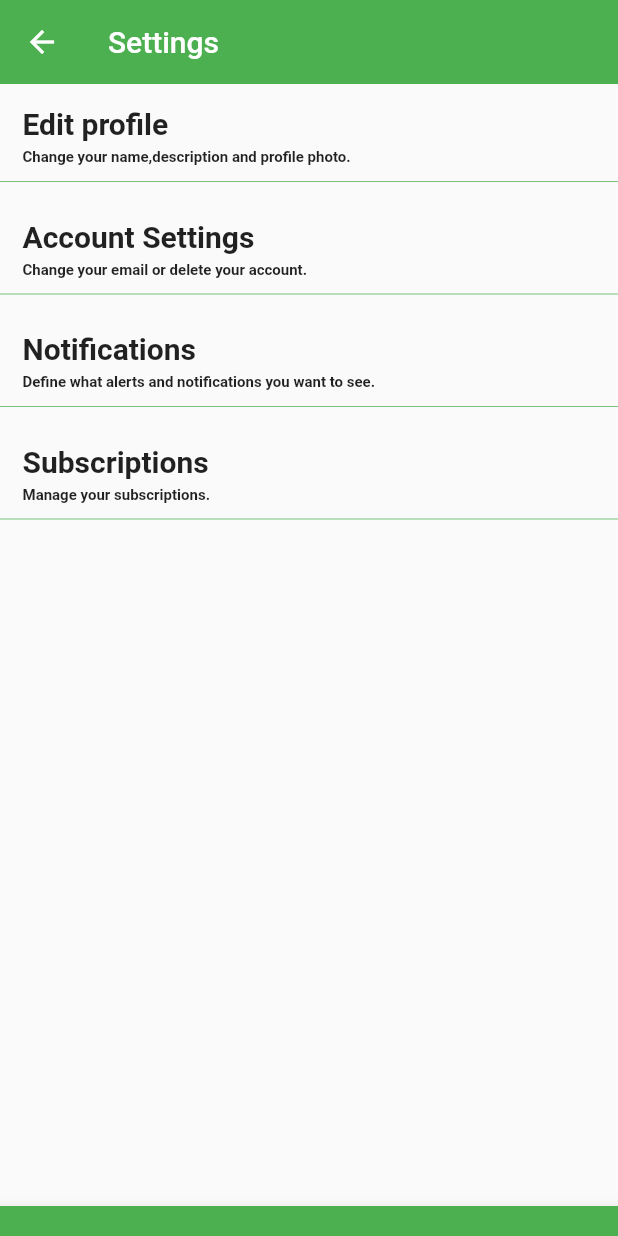
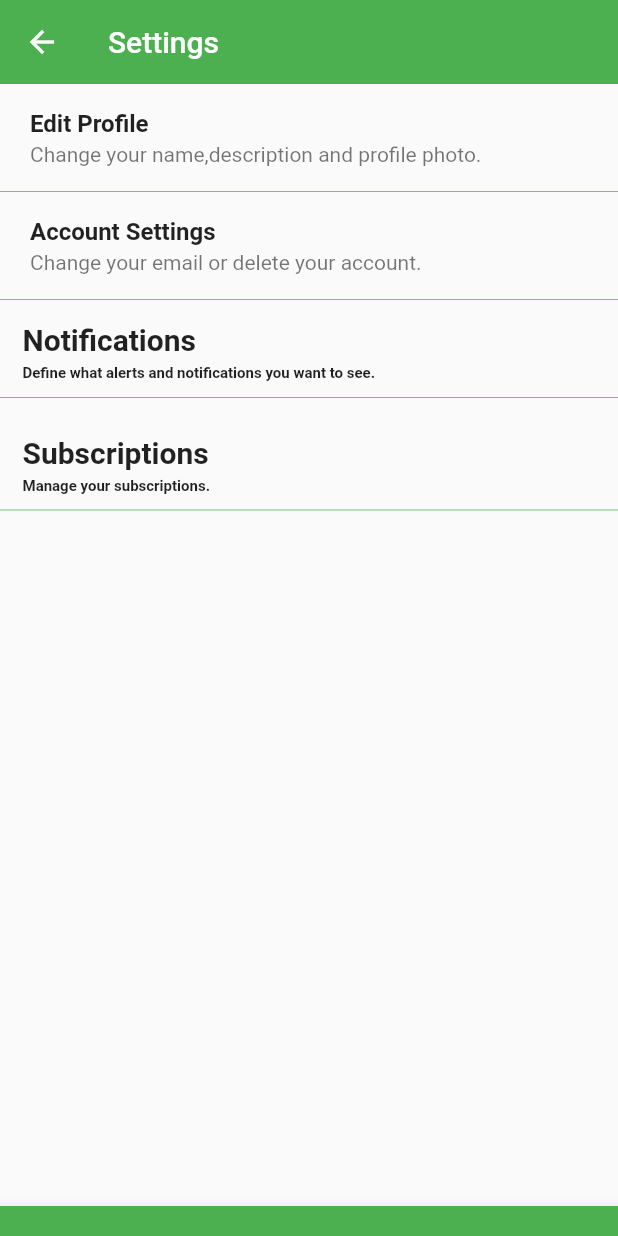
Before and after one commit to Festus1440/platebeacon_app, a Flutter app: the RestaurantSettings screen opened directly, on a phone screen of 412 x 824 dp. Run offline on Flutter 3.47's test engine with Material 2 defaults, Android fonts, the phone set to English and light mode, and no system bars; our stand-ins replace cloud_firestore, firebase_auth, google_maps_flutter, location; missing offline and left inert: flutter_polyline_points, google_map_polyline; accounts and stored records are empty.

Commit message:
notification work g changed some stuff in settings restaurant

```diff
--- a/lib/restaurantsettings.dart
+++ b/lib/restaurantsettings.dart
@@ -69,45 +69,47 @@ class _RestaurantSettingsState extends State<RestaurantSettings> {
       body: Container(
         child: Column(
           children: <Widget>[
-            Container(
-              margin: EdgeInsets.only(top: 15.0, left: 15.0, right: 15.0),
-              child: Column(
-                children: <Widget>[
-                  Container(
-                    alignment: Alignment.topLeft,
-                    child: GestureDetector(
-                      child: Text(
-                        "Edit profile",
-                        style: TextStyle(
-                          fontSize: 20.0,
-                          fontWeight: FontWeight.bold,
-                        ),
-                      ),
-                      onTap: () {
-                        Navigator.push(
-                            context,
-                            MaterialPageRoute(
-                                builder: (context) =>
-                                    RestaurantAccountDetails()));
-                      },
-                    ),
-                  ),
-                  Container(
-                    alignment: Alignment.topLeft,
-                    padding: EdgeInsets.only(top: 5.0),
-                    child: Text(
-                      "Change your name,description and profile photo.",
-                      style: TextStyle(
-                        fontSize: 10.0,
-                        fontWeight: FontWeight.bold,
-                      ),
-                    ),
-                  )
-                ],
+            ListTile(
+              contentPadding: EdgeInsets.only(left: 20.0, right: 30.0),
+              title: Text(
+                "Edit Profile",
+                style: TextStyle(
+                  fontWeight: FontWeight.bold,
+                ),
               ),
+              subtitle: Text("Change your name,description and profile photo."),
+              onTap: () {
+                Navigator.push(
+                    context,
+                    MaterialPageRoute(
+                        builder: (context) => RestaurantAccountDetails()));
+              },
             ),
             Divider(
-              height: 20.0,
+              height: 0.0,
+              thickness: 0.5,
+              color: mainColor,
+              indent: 0.0,
+              endIndent: 0.0,
+            ),
+            ListTile(
+              contentPadding: EdgeInsets.only(left: 20.0, right: 30.0),
+              title: Text(
+                "Account Settings",
+                style: TextStyle(
+                  fontWeight: FontWeight.bold,
+                ),
+              ),
+              subtitle: Text("Change your email or delete your account."),
+              onTap: () {
+                Navigator.push(
+                    context,
+                    MaterialPageRoute(
+                        builder: (context) => AccountSettingsDetails()));
+              },
+            ),
+            Divider(
+              height: 0.0,
               thickness: 0.5,
               color: mainColor,
               indent: 0.0,
@@ -115,15 +117,15 @@ class _RestaurantSettingsState extends State<RestaurantSettings> {
             ),
             Column(
               children: <Widget>[
-                Container(
-                  margin: EdgeInsets.only(top: 15.0, left: 15.0, right: 15.0),
-                  child: Column(
-                    children: <Widget>[
-                      Container(
+                Column(
+                  children: <Widget>[
+                    Container(
                         alignment: Alignment.topLeft,
+                        margin:
+                            EdgeInsets.only(top: 15.0, left: 15.0, right: 15.0),
                         child: GestureDetector(
                           child: Text(
-                            "Account Settings",
+                            "Notifications",
                             style: TextStyle(
                               fontSize: 20.0,
                               fontWeight: FontWeight.bold,
@@ -134,18 +136,16 @@ class _RestaurantSettingsState extends State<RestaurantSettings> {
                                 context,
                                 MaterialPageRoute(
                                     builder: (context) =>
-                                        AccountSettingsDetails()));
+                                        RestaurantNotifications()));
                           },
-                        ),
-                      )
-                    ],
-                  ),
+                        ))
+                  ],
                 ),
                 Container(
                   alignment: Alignment.topLeft,
                   padding: EdgeInsets.only(top: 5.0, left: 15.0),
                   child: Text(
-                    "Change your email or delete your account.",
+                    "Define what alerts and notifications you want to see.",
                     style: TextStyle(
                       fontSize: 10.0,
                       fontWeight: FontWeight.bold,
@@ -162,33 +162,36 @@ class _RestaurantSettingsState extends State<RestaurantSettings> {
                 Column(
                   children: <Widget>[
                     Container(
-                      alignment: Alignment.topLeft,
-                        margin: EdgeInsets.only(top: 15.0, left: 15.0, right: 15.0),
+                        alignment: Alignment.topLeft,
+                        margin:
+                            EdgeInsets.only(top: 15.0, left: 15.0, right: 15.0),
                         child: GestureDetector(
-                            child: Text(
-                              "Notifications",
-                              style: TextStyle(
-                                fontSize: 20.0,
-                                fontWeight: FontWeight.bold,
-                              ),
+                          child: Text(
+                            "Subscriptions",
+                            style: TextStyle(
+                              fontSize: 20.0,
+                              fontWeight: FontWeight.bold,
                             ),
-                          onTap: (){
-                              Navigator.push(
+                          ),
+                          onTap: () {
+                            Navigator.push(
                                 context,
-                                MaterialPageRoute(builder:(context) => RestaurantNotifications()));
-
+                                MaterialPageRoute(
+                                    builder: (context) => Subscriptions()));
                           },
-
-                        )
-                    )
+                        )),
                   ],
                 ),
                 Container(
                   alignment: Alignment.topLeft,
                   padding: EdgeInsets.only(top: 5.0, left: 15.0),
-                  child: Text("Define what alerts and notifications you want to see.",style: TextStyle(
-                    fontSize: 10.0,fontWeight:FontWeight.bold,
-                  ),),
+                  child: Text(
+                    "Manage your subscriptions.",
+                    style: TextStyle(
+                      fontSize: 10.0,
+                      fontWeight: FontWeight.bold,
+                    ),
+                  ),
                 ),
                 Divider(
                   height: 20.0,
@@ -197,50 +200,11 @@ class _RestaurantSettingsState extends State<RestaurantSettings> {
                   indent: 0.0,
                   endIndent: 0.0,
                 ),
-                Column(
-                  children: <Widget>[
-                    Container(
-                      alignment: Alignment.topLeft,
-                      margin: EdgeInsets.only(top: 15.0, left: 15.0, right: 15.0),
-                      child: GestureDetector(
-                        child: Text("Subscriptions",style: TextStyle(fontSize: 20.0,fontWeight: FontWeight.bold,
-                        ),
-                        ),
-                        onTap: (){Navigator.push( context,
-                        MaterialPageRoute(builder:(context) => Subscriptions()));
-
-                        },
-
-
-
-    )
-    ),
-
-    ],
-                  ),
-                Container(
-                  alignment: Alignment.topLeft,
-                  padding: EdgeInsets.only(top: 5.0, left: 15.0),
-                  child: Text("Manage your subscriptions.",style: TextStyle(
-                    fontSize: 10.0,fontWeight:FontWeight.bold,
-                  ),),
-                ),
-                Divider(
-                  height: 20.0,
-                  thickness: 0.5,
-                  color: mainColor,
-                  indent: 0.0,
-                  endIndent: 0.0,
-                ),
-
-
-
               ],
             ),
           ],
         ),
       ),
-
     );
   }
 }
```
